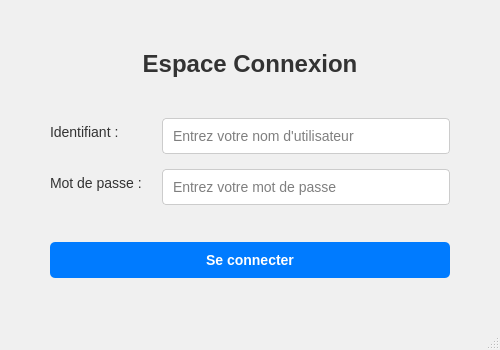
Qt form views/LoginWindow.ui (ikramArejdal/GestionHotel) before a commit.
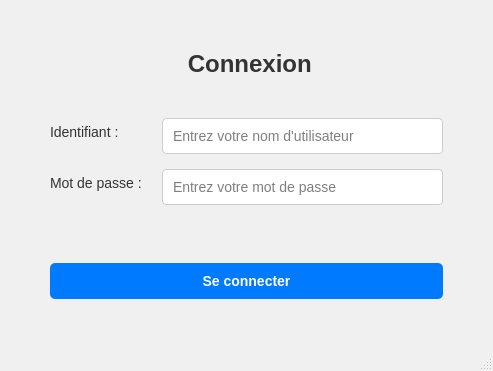
The same form after that commit.

```diff
--- a/views/LoginWindow.ui
+++ b/views/LoginWindow.ui
@@ -6,8 +6,8 @@
    <rect>
     <x>0</x>
     <y>0</y>
-    <width>500</width>
-    <height>350</height>
+    <width>493</width>
+    <height>371</height>
    </rect>
   </property>
   <property name="windowTitle">
@@ -61,7 +61,6 @@
       <property name="font">
        <font>
         <pointsize>-1</pointsize>
-        <weight>75</weight>
         <bold>true</bold>
        </font>
       </property>
@@ -69,7 +68,7 @@
        <string notr="true">font-size: 24px; margin-bottom: 20px;</string>
       </property>
       <property name="text">
-       <string>Espace Connexion</string>
+       <string> Connexion</string>
       </property>
       <property name="alignment">
        <set>Qt::AlignCenter</set>
```
Left out of the diff: 6 changed lines with no effect on the pictures.
